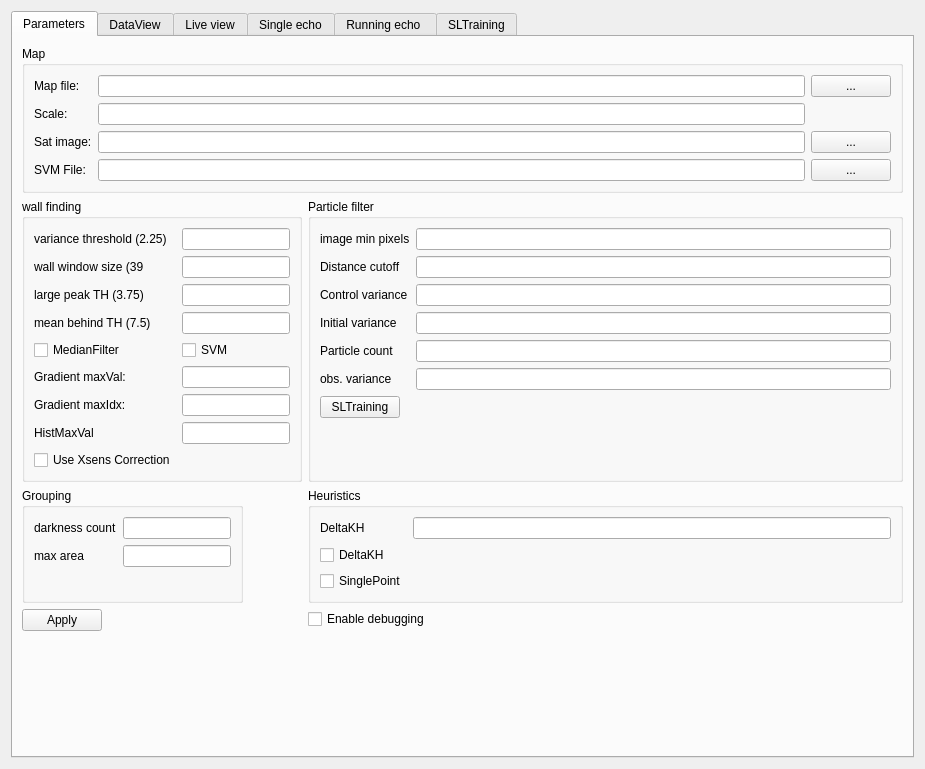
Above: Hanse/Module_SonarLocalization/form_sonarlocalization.ui from iti-luebeck/HANSE2011 before the change. Below: the same form after it.
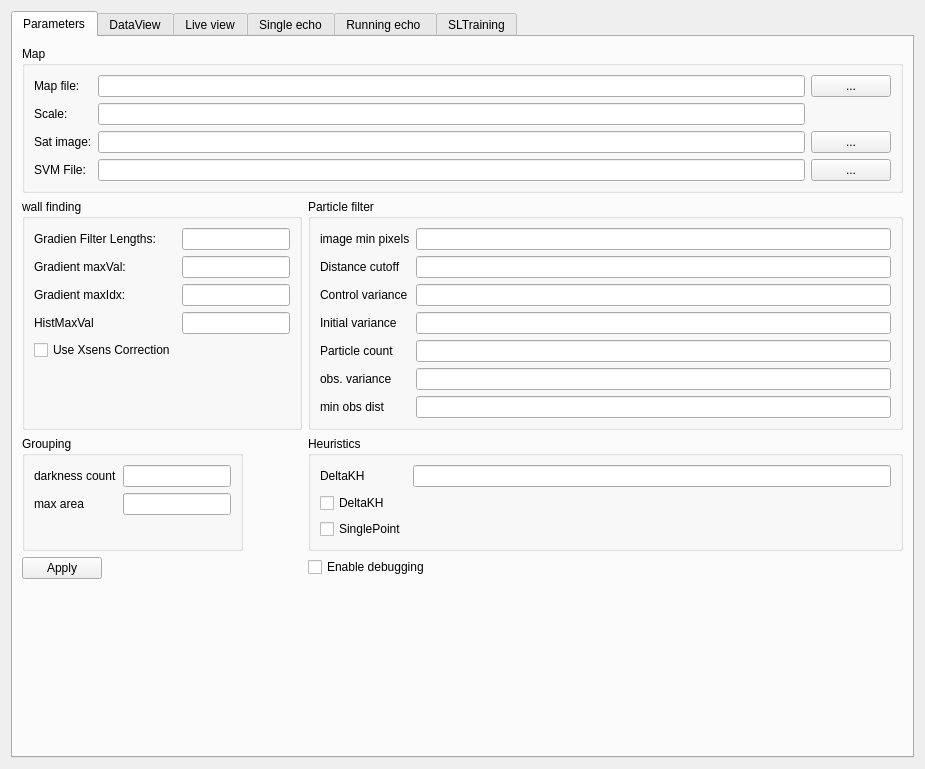
That is the form after the change. The open tabs and pages were chosen to show the change. Custom widgets are drawn as their Qt base class.

What changed in the file:
```diff
--- a/Hanse/Module_SonarLocalization/form_sonarlocalization.ui
+++ b/Hanse/Module_SonarLocalization/form_sonarlocalization.ui
@@ -106,97 +106,53 @@
           <property name="fieldGrowthPolicy">
            <enum>QFormLayout::AllNonFixedFieldsGrow</enum>
           </property>
-          <item row="0" column="0">
-           <widget class="QLabel" name="label_5">
-            <property name="text">
-             <string>variance threshold (2.25)</string>
-            </property>
-           </widget>
-          </item>
-          <item row="0" column="1">
-           <widget class="QLineEdit" name="varTH"/>
-          </item>
           <item row="2" column="0">
-           <widget class="QLabel" name="label_9">
-            <property name="text">
-             <string>wall window size (39</string>
-            </property>
-           </widget>
-          </item>
-          <item row="2" column="1">
-           <widget class="QLineEdit" name="wallWindowSize"/>
-          </item>
-          <item row="3" column="0">
-           <widget class="QLabel" name="label_10">
-            <property name="text">
-             <string>large peak TH (3.75)</string>
-            </property>
-           </widget>
-          </item>
-          <item row="3" column="1">
-           <widget class="QLineEdit" name="largePeakTH"/>
-          </item>
-          <item row="4" column="0">
-           <widget class="QLabel" name="label_11">
-            <property name="text">
-             <string>mean behind TH (7.5)</string>
-            </property>
-           </widget>
-          </item>
-          <item row="4" column="1">
-           <widget class="QLineEdit" name="meanBehindTH"/>
-          </item>
-          <item row="5" column="0">
-           <widget class="QCheckBox" name="medianFilterCB">
-            <property name="text">
-             <string>MedianFilter</string>
-            </property>
-           </widget>
-          </item>
-          <item row="5" column="1">
-           <widget class="QCheckBox" name="enableSVM">
-            <property name="text">
-             <string>SVM</string>
-            </property>
-           </widget>
-          </item>
-          <item row="6" column="0">
            <widget class="QLabel" name="label_7">
             <property name="text">
              <string>Gradient maxVal:</string>
             </property>
            </widget>
           </item>
-          <item row="6" column="1">
+          <item row="2" column="1">
            <widget class="QLineEdit" name="gradMaxVal"/>
           </item>
-          <item row="7" column="0">
+          <item row="3" column="0">
            <widget class="QLabel" name="label_8">
             <property name="text">
              <string>Gradient maxIdx:</string>
             </property>
            </widget>
           </item>
-          <item row="7" column="1">
+          <item row="3" column="1">
            <widget class="QLineEdit" name="gradMaxIdx"/>
           </item>
-          <item row="8" column="0">
+          <item row="4" column="0">
            <widget class="QLabel" name="label_23">
             <property name="text">
              <string>HistMaxVal</string>
             </property>
            </widget>
           </item>
-          <item row="8" column="1">
+          <item row="4" column="1">
            <widget class="QLineEdit" name="histMaxVal"/>
           </item>
-          <item row="9" column="0">
+          <item row="5" column="0">
            <widget class="QCheckBox" name="xsensBox">
             <property name="text">
              <string>Use Xsens Correction</string>
             </property>
            </widget>
           </item>
+          <item row="1" column="0">
+           <widget class="QLabel" name="label_5">
+            <property name="text">
+             <string>Gradien Filter Lengths:</string>
+            </property>
+           </widget>
+          </item>
+          <item row="1" column="1">
+           <widget class="QLineEdit" name="filterLengthBox"/>
+          </item>
          </layout>
         </widget>
        </item>
@@ -320,12 +276,15 @@
            <widget class="QLineEdit" name="boltzmann"/>
           </item>
           <item row="7" column="0">
-           <widget class="QPushButton" name="sltraining">
+           <widget class="QLabel" name="label_24">
             <property name="text">
-             <string>SLTraining</string>
+             <string>min obs dist</string>
             </property>
            </widget>
           </item>
+          <item row="7" column="1">
+           <widget class="QLineEdit" name="obsDistEdit"/>
+          </item>
          </layout>
         </widget>
        </item>
```
Left out of the diff: 2 changed lines with no effect on the pictures.
